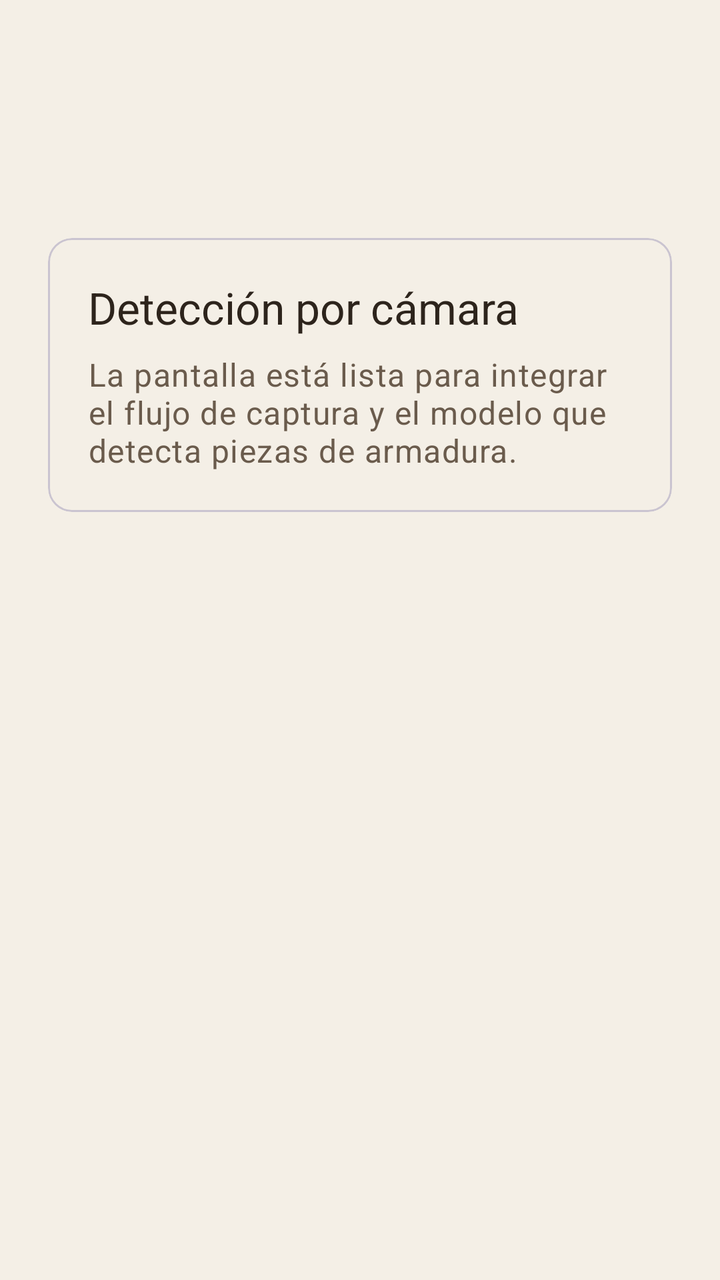
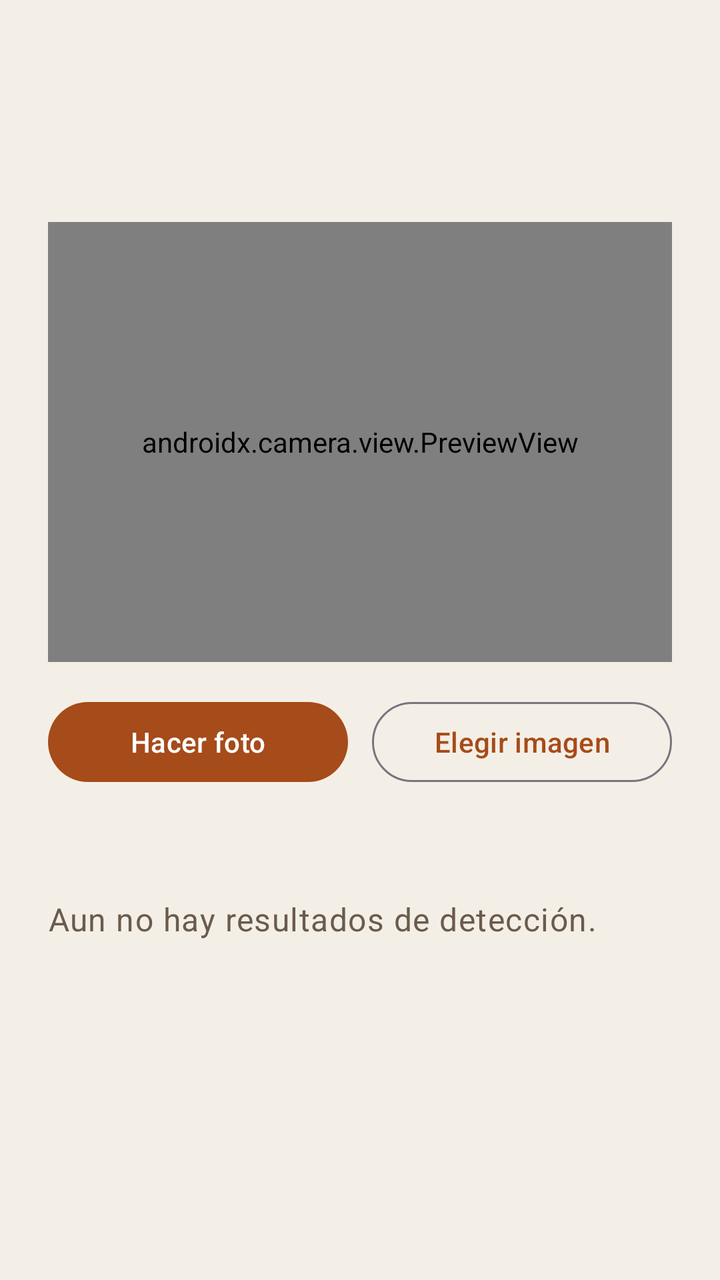

Screens rendered from an Android XML layout before and after an edit, with the pre-edit source and the edit as a unified diff.
<!-- AndroidManifest.xml: application theme Theme.MhwCompanion -->
<!-- res/layout/fragment_camara.xml -->
<?xml version="1.0" encoding="utf-8"?>

<ScrollView xmlns:android="http://schemas.android.com/apk/res/android"
    android:layout_width="match_parent"
    android:layout_height="match_parent"
    android:fillViewport="true">

    <LinearLayout
        android:layout_width="match_parent"
        android:layout_height="wrap_content"
        android:orientation="vertical"
        android:padding="24dp">

        <TextView
            android:id="@+id/section_title"
            android:layout_width="wrap_content"
            android:layout_height="wrap_content"
            android:textAppearance="@style/TextAppearance.MhwCompanion.Headline" />

        <TextView
            android:id="@+id/section_description"
            android:layout_width="match_parent"
            android:layout_height="wrap_content"
            android:layout_marginTop="12dp"
            android:textAppearance="@style/TextAppearance.MhwCompanion.Body" />

        <com.google.android.material.card.MaterialCardView
            android:layout_width="match_parent"
            android:layout_height="wrap_content"
            android:layout_marginTop="24dp">

            <LinearLayout
                android:layout_width="match_parent"
                android:layout_height="wrap_content"
                android:orientation="vertical"
                android:padding="20dp">

                <TextView
                    android:layout_width="wrap_content"
                    android:layout_height="wrap_content"
                    android:text="Detección por cámara"
                    android:textAppearance="@style/TextAppearance.MhwCompanion.Title" />

                <TextView
                    android:layout_width="match_parent"
                    android:layout_height="wrap_content"
                    android:layout_marginTop="8dp"
                    android:text="La pantalla está lista para integrar el flujo de captura y el modelo que detecta piezas de armadura."
                    android:textAppearance="@style/TextAppearance.MhwCompanion.Body" />
            </LinearLayout>
        </com.google.android.material.card.MaterialCardView>
    </LinearLayout>
</ScrollView>
<!-- resources referenced by this layout -->
<resources>
  <style name="TextAppearance.MhwCompanion.Body" parent="TextAppearance.Material3.BodyLarge">
          <item name="android:textColor">@color/text_secondary</item>
      </style>
  <style name="TextAppearance.MhwCompanion.Headline" parent="TextAppearance.Material3.HeadlineMedium">
          <item name="android:textColor">@color/text_primary</item>
      </style>
  <style name="TextAppearance.MhwCompanion.Title" parent="TextAppearance.Material3.TitleLarge">
          <item name="android:textColor">@color/text_primary</item>
      </style>
  <style name="Theme.MhwCompanion" parent="Theme.Material3.Light.NoActionBar">
          <item name="colorPrimary">@color/primary_amber</item>
          <item name="colorOnPrimary">@color/white</item>
          <item name="android:statusBarColor">@android:color/transparent</item>
          <item name="android:windowLightStatusBar" tools:targetApi="23">true</item>
          <item name="colorSurface">@color/surface_base</item>
          <item name="android:windowBackground">@color/surface_base</item>
      </style>
  <color name="text_secondary">#6A5B4C</color>
  <color name="text_primary">#2D241C</color>
  <color name="primary_amber">#A64B1A</color>
  <color name="white">#FFFFFF</color>
  <color name="surface_base">#F4EFE6</color>
</resources>

<!-- the commit's change to res/layout/fragment_camara.xml (unified diff, before → after) -->
@@ -1,6 +1,7 @@
 <?xml version="1.0" encoding="utf-8"?>
 
 <ScrollView xmlns:android="http://schemas.android.com/apk/res/android"
+    xmlns:app="http://schemas.android.com/apk/res-auto"
     android:layout_width="match_parent"
     android:layout_height="match_parent"
     android:fillViewport="true">
@@ -24,30 +25,86 @@
             android:layout_marginTop="12dp"
             android:textAppearance="@style/TextAppearance.MhwCompanion.Body" />
 
-        <com.google.android.material.card.MaterialCardView
+        <TextView
+            android:id="@+id/permission_hint"
             android:layout_width="match_parent"
             android:layout_height="wrap_content"
-            android:layout_marginTop="24dp">
+            android:layout_marginTop="16dp"
+            android:text="@string/camara_permission_hint"
+            android:textAppearance="@style/TextAppearance.MhwCompanion.Body"
+            android:visibility="gone" />
 
-            <LinearLayout
-                android:layout_width="match_parent"
+        <androidx.camera.view.PreviewView
+            android:id="@+id/camera_preview"
+            android:layout_width="match_parent"
+            android:layout_height="220dp"
+            android:layout_marginTop="16dp"
+            app:implementationMode="compatible"
+            app:scaleType="fillCenter" />
+
+        <LinearLayout
+            android:layout_width="match_parent"
+            android:layout_height="wrap_content"
+            android:layout_marginTop="16dp"
+            android:gravity="center_vertical"
+            android:orientation="horizontal">
+
+            <com.google.android.material.button.MaterialButton
+                android:id="@+id/capture_button"
+                android:layout_width="0dp"
                 android:layout_height="wrap_content"
-                android:orientation="vertical"
-                android:padding="20dp">
+                android:layout_weight="1"
+                android:text="@string/camara_capture_button" />
 
-                <TextView
-                    android:layout_width="wrap_content"
-                    android:layout_height="wrap_content"
-                    android:text="Detección por cámara"
-                    android:textAppearance="@style/TextAppearance.MhwCompanion.Title" />
+            <com.google.android.material.button.MaterialButton
+                android:id="@+id/gallery_button"
+                style="@style/Widget.Material3.Button.OutlinedButton"
+                android:layout_width="0dp"
+                android:layout_height="wrap_content"
+                android:layout_marginStart="12dp"
+                android:layout_weight="1"
+                android:text="@string/camara_gallery_button" />
+        </LinearLayout>
 
-                <TextView
-                    android:layout_width="match_parent"
-                    android:layout_height="wrap_content"
-                    android:layout_marginTop="8dp"
-                    android:text="La pantalla está lista para integrar el flujo de captura y el modelo que detecta piezas de armadura."
-                    android:textAppearance="@style/TextAppearance.MhwCompanion.Body" />
-            </LinearLayout>
-        </com.google.android.material.card.MaterialCardView>
+        <ProgressBar
+            android:id="@+id/progress_bar"
+            style="?android:attr/progressBarStyle"
+            android:layout_width="wrap_content"
+            android:layout_height="wrap_content"
+            android:layout_gravity="center_horizontal"
+            android:layout_marginTop="16dp"
+            android:visibility="gone" />
+
+        <TextView
+            android:id="@+id/status_text"
+            android:layout_width="match_parent"
+            android:layout_height="wrap_content"
+            android:layout_marginTop="16dp"
+            android:textAppearance="@style/TextAppearance.MhwCompanion.Body" />
+
+        <ImageView
+            android:id="@+id/preview_image"
+            android:layout_width="match_parent"
+            android:layout_height="220dp"
+            android:layout_marginTop="16dp"
+            android:adjustViewBounds="true"
+            android:contentDescription="@string/camara_preview_image"
+            android:scaleType="centerCrop"
+            android:visibility="gone" />
+
+        <TextView
+            android:id="@+id/empty_results_text"
+            android:layout_width="match_parent"
+            android:layout_height="wrap_content"
+            android:layout_marginTop="16dp"
+            android:text="@string/camara_results_empty"
+            android:textAppearance="@style/TextAppearance.MhwCompanion.Body" />
+
+        <androidx.recyclerview.widget.RecyclerView
+            android:id="@+id/results_recycler_view"
+            android:layout_width="match_parent"
+            android:layout_height="wrap_content"
+            android:layout_marginTop="12dp"
+            android:nestedScrollingEnabled="false" />
     </LinearLayout>
 </ScrollView>
<!-- resource entries referenced after the edit -->
@@ -1,12 +1,14 @@
 <!-- resources referenced by this layout -->
 <resources>
+  <string name="camara_capture_button">Hacer foto</string>
+  <string name="camara_gallery_button">Elegir imagen</string>
+  <string name="camara_permission_hint">La vista previa necesita permiso de camara. Si no lo concedes, aun puedes analizar una imagen desde galeria.</string>
+  <string name="camara_preview_image">Imagen capturada</string>
+  <string name="camara_results_empty">Aun no hay resultados de detección.</string>
   <style name="TextAppearance.MhwCompanion.Body" parent="TextAppearance.Material3.BodyLarge">
           <item name="android:textColor">@color/text_secondary</item>
       </style>
   <style name="TextAppearance.MhwCompanion.Headline" parent="TextAppearance.Material3.HeadlineMedium">
-          <item name="android:textColor">@color/text_primary</item>
-      </style>
-  <style name="TextAppearance.MhwCompanion.Title" parent="TextAppearance.Material3.TitleLarge">
           <item name="android:textColor">@color/text_primary</item>
       </style>
   <style name="Theme.MhwCompanion" parent="Theme.Material3.Light.NoActionBar">
